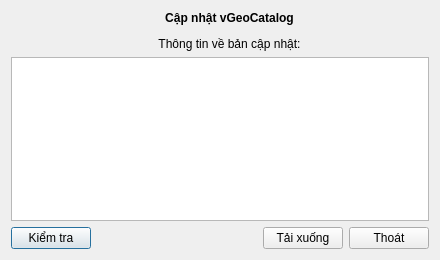
bachns/vUpdater, file vUpdater/MainWindow.ui: the form before one commit.
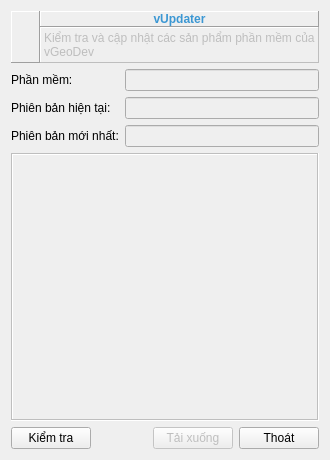
The form after the commit. Icons and pictures are not drawn.

Patch:
```diff
--- a/vUpdater/MainWindow.ui
+++ b/vUpdater/MainWindow.ui
@@ -6,8 +6,8 @@
    <rect>
     <x>0</x>
     <y>0</y>
-    <width>440</width>
-    <height>260</height>
+    <width>330</width>
+    <height>460</height>
    </rect>
   </property>
   <property name="windowTitle">
@@ -18,14 +18,20 @@
     <normaloff>:/Resources/vUpdater.svg</normaloff>:/Resources/vUpdater.svg</iconset>
   </property>
   <widget class="QWidget" name="centralWidget">
-   <layout class="QGridLayout" name="gridLayout">
+   <layout class="QGridLayout" name="gridLayout_2">
     <item row="0" column="0">
      <layout class="QHBoxLayout" name="horizontalLayout_2">
       <property name="spacing">
-       <number>12</number>
+       <number>0</number>
       </property>
       <item>
-       <widget class="QLabel" name="label_2">
+       <widget class="QLabel" name="logoLabel">
+        <property name="frameShape">
+         <enum>QFrame::Panel</enum>
+        </property>
+        <property name="frameShadow">
+         <enum>QFrame::Raised</enum>
+        </property>
         <property name="text">
          <string/>
         </property>
@@ -40,16 +46,10 @@
       <item>
        <layout class="QVBoxLayout" name="verticalLayout">
         <property name="spacing">
-         <number>12</number>
+         <number>0</number>
         </property>
         <item>
-         <widget class="QLabel" name="titleLabel">
-          <property name="sizePolicy">
-           <sizepolicy hsizetype="Expanding" vsizetype="Preferred">
-            <horstretch>0</horstretch>
-            <verstretch>0</verstretch>
-           </sizepolicy>
-          </property>
+         <widget class="QLabel" name="nameLabel">
           <property name="font">
            <font>
             <pointsize>9</pointsize>
@@ -57,8 +57,17 @@
             <bold>true</bold>
            </font>
           </property>
+          <property name="styleSheet">
+           <string notr="true">color: #3B97D3;</string>
+          </property>
+          <property name="frameShape">
+           <enum>QFrame::Panel</enum>
+          </property>
+          <property name="frameShadow">
+           <enum>QFrame::Raised</enum>
+          </property>
           <property name="text">
-           <string>Cập nhật vGeoCatalog</string>
+           <string>vUpdater</string>
           </property>
           <property name="alignment">
            <set>Qt::AlignCenter</set>
@@ -66,23 +75,24 @@
          </widget>
         </item>
         <item>
-         <widget class="QLabel" name="updateInfoLabel">
-          <property name="sizePolicy">
-           <sizepolicy hsizetype="Expanding" vsizetype="Expanding">
-            <horstretch>0</horstretch>
-            <verstretch>0</verstretch>
-           </sizepolicy>
+         <widget class="QLabel" name="infoLabel">
+          <property name="enabled">
+           <bool>false</bool>
           </property>
-          <property name="font">
-           <font>
-            <pointsize>9</pointsize>
-           </font>
+          <property name="frameShape">
+           <enum>QFrame::Panel</enum>
+          </property>
+          <property name="frameShadow">
+           <enum>QFrame::Raised</enum>
           </property>
           <property name="text">
-           <string>Thông tin về bản cập nhật:</string>
+           <string>Kiểm tra và cập nhật các sản phẩm phần mềm của vGeoDev</string>
           </property>
           <property name="alignment">
-           <set>Qt::AlignHCenter|Qt::AlignTop</set>
+           <set>Qt::AlignLeading|Qt::AlignLeft|Qt::AlignTop</set>
+          </property>
+          <property name="wordWrap">
+           <bool>true</bool>
           </property>
          </widget>
         </item>
@@ -91,9 +101,65 @@
      </layout>
     </item>
     <item row="1" column="0">
-     <widget class="QTextEdit" name="changelogTextEdit"/>
+     <layout class="QGridLayout" name="gridLayout">
+      <item row="0" column="0">
+       <widget class="QLabel" name="softwareNameLabel">
+        <property name="text">
+         <string>Phần mềm:</string>
+        </property>
+       </widget>
+      </item>
+      <item row="0" column="1">
+       <widget class="QLineEdit" name="softwareNameLineEdit">
+        <property name="enabled">
+         <bool>false</bool>
+        </property>
+       </widget>
+      </item>
+      <item row="1" column="0">
+       <widget class="QLabel" name="currentVersionLabel">
+        <property name="text">
+         <string>Phiên bản hiện tại:</string>
+        </property>
+       </widget>
+      </item>
+      <item row="1" column="1">
+       <widget class="QLineEdit" name="currentVersionLineEdit">
+        <property name="enabled">
+         <bool>false</bool>
+        </property>
+        <property name="text">
+         <string/>
+        </property>
+       </widget>
+      </item>
+      <item row="2" column="0">
+       <widget class="QLabel" name="lastVersionLabel">
+        <property name="text">
+         <string>Phiên bản mới nhất:</string>
+        </property>
+       </widget>
+      </item>
+      <item row="2" column="1">
+       <widget class="QLineEdit" name="lastVersionLineEdit">
+        <property name="enabled">
+         <bool>false</bool>
+        </property>
+       </widget>
+      </item>
+     </layout>
     </item>
     <item row="2" column="0">
+     <widget class="QTextEdit" name="changelogTextEdit">
+      <property name="enabled">
+       <bool>false</bool>
+      </property>
+      <property name="frameShape">
+       <enum>QFrame::Box</enum>
+      </property>
+     </widget>
+    </item>
+    <item row="3" column="0">
      <layout class="QHBoxLayout" name="horizontalLayout">
       <item>
        <widget class="QPushButton" name="checkButton">
@@ -101,10 +167,10 @@
          <string>Kiểm tra</string>
         </property>
         <property name="autoDefault">
-         <bool>true</bool>
+         <bool>false</bool>
         </property>
         <property name="default">
-         <bool>true</bool>
+         <bool>false</bool>
         </property>
        </widget>
       </item>
@@ -123,6 +189,9 @@
       </item>
       <item>
        <widget class="QPushButton" name="downloadButton">
+        <property name="enabled">
+         <bool>false</bool>
+        </property>
         <property name="text">
          <string>Tải xuống</string>
         </property>
```
Left out of the diff: 18 changed lines with no effect on the pictures.
